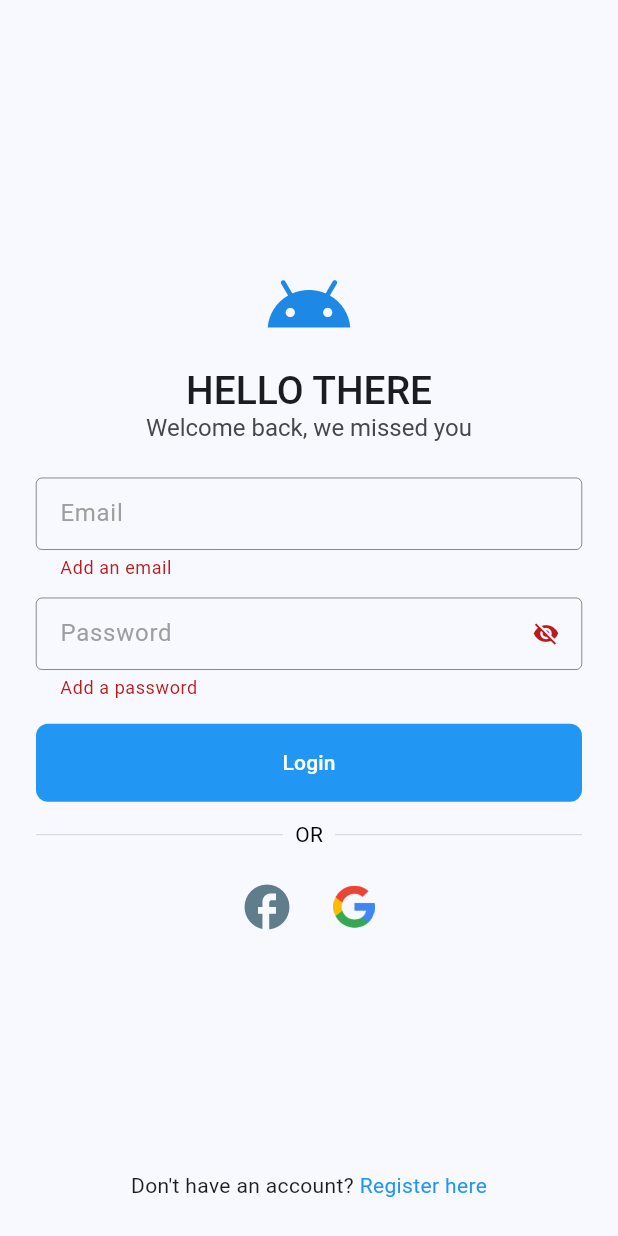
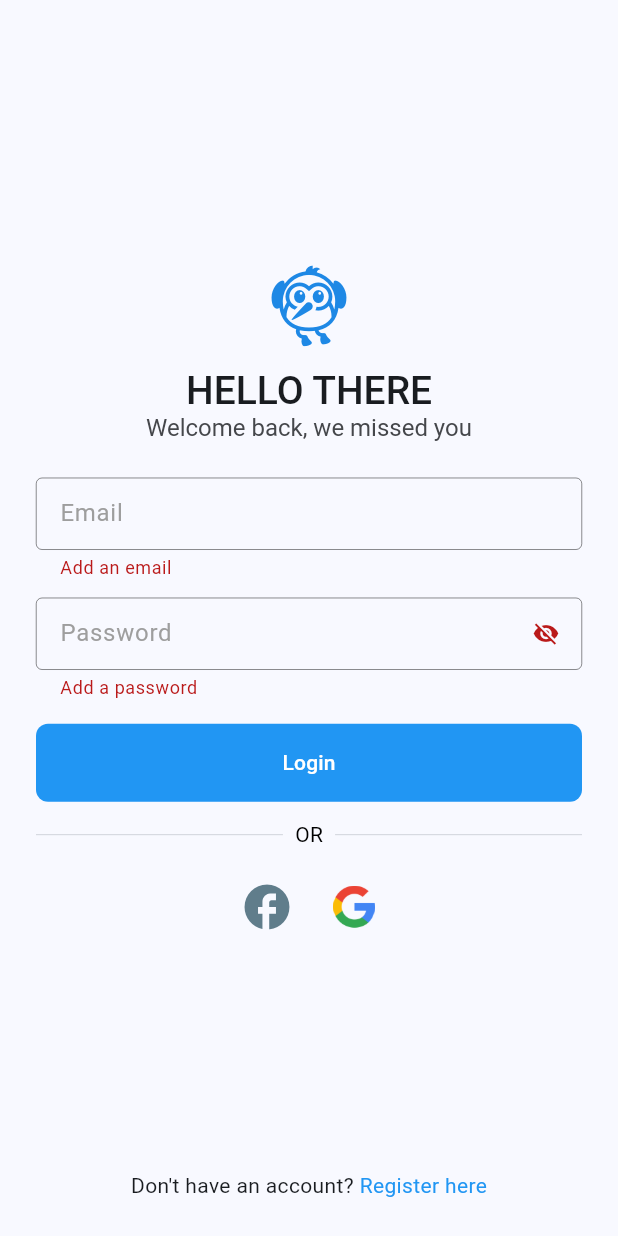
Before and after one commit to Bidhanrai/chat_application, a Flutter app: the screen it shows after launch, after a tap on "Login", on a phone screen of 412 x 824 dp. Run offline on Flutter 3.47's test engine with Material 2 defaults, Android fonts, the phone set to English and light mode, and no system bars; our stand-ins replace cloud_firestore, firebase_auth, firebase_core, fluttertoast, get_it, google_sign_in and 1 more; missing offline and left inert: flutter_facebook_auth; accounts and stored records are empty.

Commit message:
ui bug fix

```diff
--- a/lib/features/authentication/login/login_view.dart
+++ b/lib/features/authentication/login/login_view.dart
@@ -36,7 +36,7 @@ class LoginView extends StackedView<LoginViewModel> {
                             mainAxisSize: MainAxisSize.min,
                             crossAxisAlignment: CrossAxisAlignment.stretch,
                             children: <Widget>[
-                              Icon(Icons.android, size: 60, color: Colors.blue.shade600),
+                              Icon(Icons.flutter_dash, size: 60, color: Colors.blue.shade600),
                               const SizedBox(height: 12),
                               const Text(
                                 "HELLO THERE",
--- a/lib/features/authentication/sign_up/signup_view_model.dart
+++ b/lib/features/authentication/sign_up/signup_view_model.dart
@@ -27,6 +27,8 @@ class SignUpViewModel extends BaseViewModel {
   }
 
 
+  //TODO: Email verification is not implemented
+  //TODO: Forget password not implemented
   register() async {
     if(!formKey.currentState!.validate()) {
       return;
--- a/lib/features/splash_view.dart
+++ b/lib/features/splash_view.dart
@@ -33,7 +33,7 @@ class _SplashViewState extends State<SplashView> {
   Widget build(BuildContext context) {
     return Scaffold(
       body: Center(
-        child: Icon(Icons.android, size: 100, color: Colors.blue.shade600,),
+        child: Icon(Icons.flutter_dash, size: 100, color: Colors.blue.shade600,),
       ),
     );
   }
```
Also changed, not shown: lib/features/chat/chat_view.dart (+10 -39 lines), lib/features/chat/chat_view_model.dart (+8 -3 lines), 1 other file.
